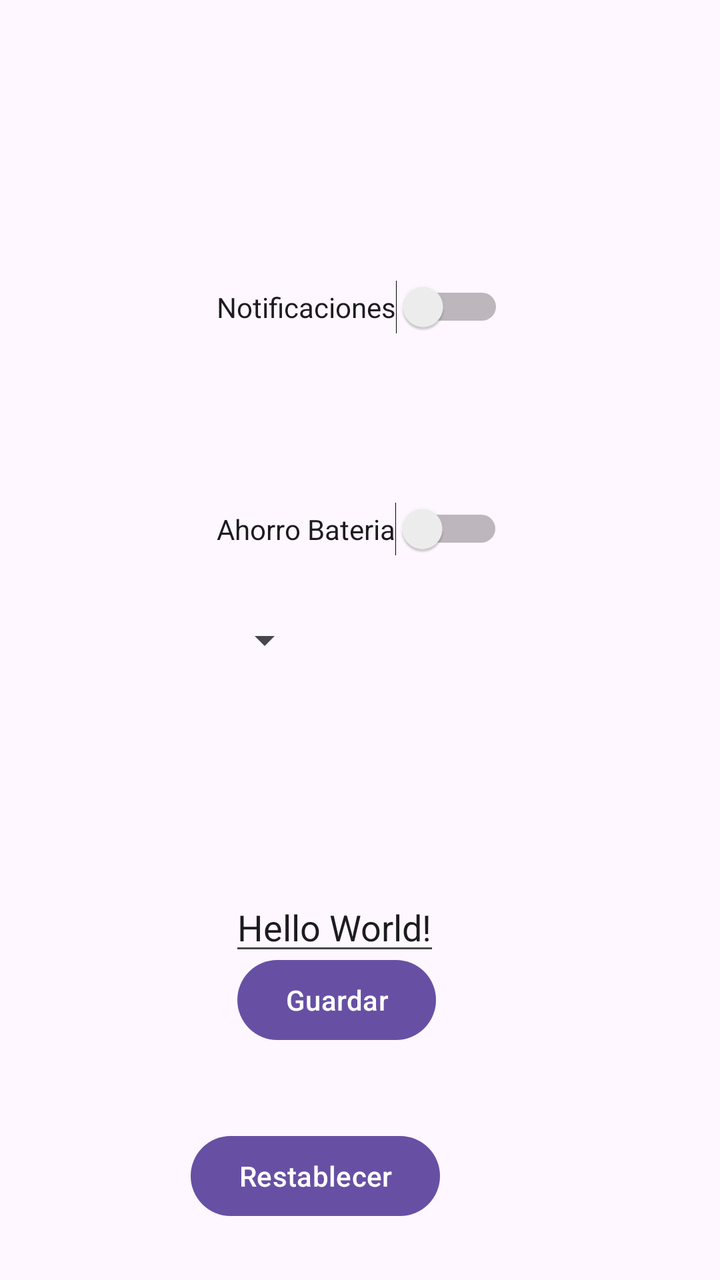
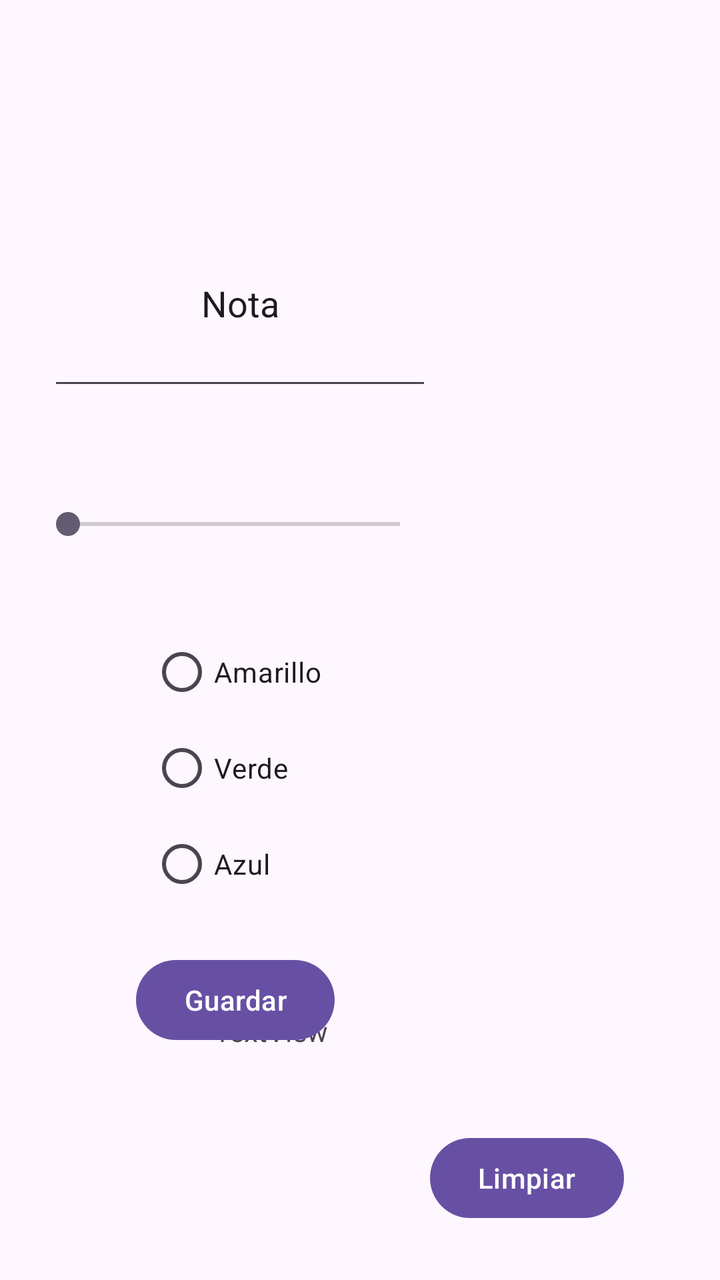

Before-and-after screenshots of an Android layout around one commit, followed by the original layout XML and the change that was made.
<!-- AndroidManifest.xml: application theme Theme.PreferenciasPlataforma -->
<!-- res/layout/activity_main.xml -->
<?xml version="1.0" encoding="utf-8"?>
<androidx.constraintlayout.widget.ConstraintLayout xmlns:android="http://schemas.android.com/apk/res/android"
    xmlns:app="http://schemas.android.com/apk/res-auto"
    xmlns:tools="http://schemas.android.com/tools"
    android:id="@+id/main"
    android:layout_width="match_parent"
    android:layout_height="match_parent"
    tools:context=".MainActivity">

    <EditText
        android:id="@+id/nombre"
        android:layout_width="wrap_content"
        android:layout_height="wrap_content"
        android:text="Hello World!"
        app:layout_constraintBottom_toBottomOf="parent"
        app:layout_constraintEnd_toEndOf="parent"
        app:layout_constraintHorizontal_bias="0.45"
        app:layout_constraintStart_toStartOf="parent"
        app:layout_constraintTop_toTopOf="parent"
        app:layout_constraintVertical_bias="0.737" />

    <Switch
        android:id="@+id/notificaciones"
        android:layout_width="wrap_content"
        android:layout_height="wrap_content"
        android:layout_marginTop="140dp"
        android:text="Notificaciones"
        app:layout_constraintEnd_toEndOf="parent"
        app:layout_constraintStart_toStartOf="parent"
        app:layout_constraintTop_toTopOf="parent" />

    <Switch
        android:id="@+id/ahorro"
        android:layout_width="wrap_content"
        android:layout_height="wrap_content"
        android:layout_marginTop="84dp"
        android:text="Ahorro Bateria"
        app:layout_constraintStart_toStartOf="@+id/notificaciones"
        app:layout_constraintTop_toBottomOf="@+id/notificaciones" />

    <Spinner
        android:id="@+id/tema"
        android:layout_width="wrap_content"
        android:layout_height="wrap_content"
        app:layout_constraintBottom_toBottomOf="parent"
        app:layout_constraintStart_toStartOf="@+id/ahorro"
        app:layout_constraintTop_toTopOf="parent" />

    <Button
        android:id="@+id/guardar"
        android:layout_width="wrap_content"
        android:layout_height="wrap_content"
        android:layout_marginStart="4dp"
        android:layout_marginBottom="116dp"
        android:text="Guardar"
        app:layout_constraintBottom_toBottomOf="parent"
        app:layout_constraintStart_toStartOf="@+id/nombre" />

    <Button
        android:id="@+id/restablecer"
        android:layout_width="wrap_content"
        android:layout_height="wrap_content"
        android:layout_marginBottom="28dp"
        android:text="Restablecer"
        app:layout_constraintBottom_toBottomOf="parent"
        app:layout_constraintEnd_toEndOf="@+id/nombre" />

</androidx.constraintlayout.widget.ConstraintLayout>
<!-- resources referenced by this layout -->
<resources>
  <style name="Theme.PreferenciasPlataforma" parent="Base.Theme.PreferenciasPlataforma" />
  <style name="Base.Theme.PreferenciasPlataforma" parent="Theme.Material3.DayNight.NoActionBar">
          
          
      </style>
</resources>

<!-- the commit's change to res/layout/activity_main.xml (unified diff, before → after) -->
@@ -7,62 +7,82 @@
     android:layout_height="match_parent"
     tools:context=".MainActivity">
 
+
     <EditText
-        android:id="@+id/nombre"
+        android:id="@+id/nota"
+        android:layout_width="192dp"
+        android:layout_height="100dp"
+        android:layout_marginTop="100dp"
+        android:layout_marginEnd="144dp"
+        android:gravity="center"
+        android:text="Nota"
+        app:layout_constraintEnd_toEndOf="parent"
+        app:layout_constraintTop_toTopOf="parent" />
+
+    <SeekBar
+        android:id="@+id/seekTamamioFuente"
+        android:layout_width="198dp"
+        android:layout_height="20dp"
+        android:layout_marginTop="52dp"
+        android:max="10"
+        android:min="1"
+        app:layout_constraintEnd_toEndOf="@+id/nota"
+        app:layout_constraintTop_toBottomOf="@+id/nota" />
+
+    <RadioGroup
+        android:id="@+id/grupoColores"
+        android:layout_width="141dp"
+        android:layout_height="166dp"
+        android:layout_marginTop="40dp"
+        app:layout_constraintEnd_toEndOf="@+id/seekTamamioFuente"
+        app:layout_constraintTop_toBottomOf="@+id/seekTamamioFuente">
+
+        <RadioButton
+            android:id="@+id/amarillo"
+            android:layout_width="match_parent"
+            android:layout_height="wrap_content"
+            android:text="Amarillo" />
+
+        <RadioButton
+            android:id="@+id/verde"
+            android:layout_width="match_parent"
+            android:layout_height="wrap_content"
+            android:text="Verde" />
+
+        <RadioButton
+            android:id="@+id/azul"
+            android:layout_width="match_parent"
+            android:layout_height="wrap_content"
+            android:text="Azul" />
+    </RadioGroup>
+
+    <TextView
+        android:id="@+id/fecha"
         android:layout_width="wrap_content"
         android:layout_height="wrap_content"
-        android:text="Hello World!"
-        app:layout_constraintBottom_toBottomOf="parent"
+        android:layout_marginTop="28dp"
+        android:layout_marginEnd="196dp"
+        android:text="TextView"
         app:layout_constraintEnd_toEndOf="parent"
-        app:layout_constraintHorizontal_bias="0.45"
-        app:layout_constraintStart_toStartOf="parent"
-        app:layout_constraintTop_toTopOf="parent"
-        app:layout_constraintVertical_bias="0.737" />
-
-    <Switch
-        android:id="@+id/notificaciones"
-        android:layout_width="wrap_content"
-        android:layout_height="wrap_content"
-        android:layout_marginTop="140dp"
-        android:text="Notificaciones"
-        app:layout_constraintEnd_toEndOf="parent"
-        app:layout_constraintStart_toStartOf="parent"
-        app:layout_constraintTop_toTopOf="parent" />
-
-    <Switch
-        android:id="@+id/ahorro"
-        android:layout_width="wrap_content"
-        android:layout_height="wrap_content"
-        android:layout_marginTop="84dp"
-        android:text="Ahorro Bateria"
-        app:layout_constraintStart_toStartOf="@+id/notificaciones"
-        app:layout_constraintTop_toBottomOf="@+id/notificaciones" />
-
-    <Spinner
-        android:id="@+id/tema"
-        android:layout_width="wrap_content"
-        android:layout_height="wrap_content"
-        app:layout_constraintBottom_toBottomOf="parent"
-        app:layout_constraintStart_toStartOf="@+id/ahorro"
-        app:layout_constraintTop_toTopOf="parent" />
+        app:layout_constraintTop_toBottomOf="@+id/grupoColores" />
 
     <Button
         android:id="@+id/guardar"
         android:layout_width="wrap_content"
         android:layout_height="wrap_content"
-        android:layout_marginStart="4dp"
+        android:layout_marginStart="68dp"
         android:layout_marginBottom="116dp"
         android:text="Guardar"
         app:layout_constraintBottom_toBottomOf="parent"
-        app:layout_constraintStart_toStartOf="@+id/nombre" />
+        app:layout_constraintStart_toStartOf="parent" />
 
     <Button
-        android:id="@+id/restablecer"
+        android:id="@+id/limpiar"
         android:layout_width="wrap_content"
         android:layout_height="wrap_content"
-        android:layout_marginBottom="28dp"
-        android:text="Restablecer"
-        app:layout_constraintBottom_toBottomOf="parent"
-        app:layout_constraintEnd_toEndOf="@+id/nombre" />
-
+        android:layout_marginTop="40dp"
+        android:layout_marginEnd="48dp"
+        android:text="Limpiar"
+        app:layout_constraintEnd_toEndOf="parent"
+        app:layout_constraintTop_toBottomOf="@+id/fecha" />
 </androidx.constraintlayout.widget.ConstraintLayout>
